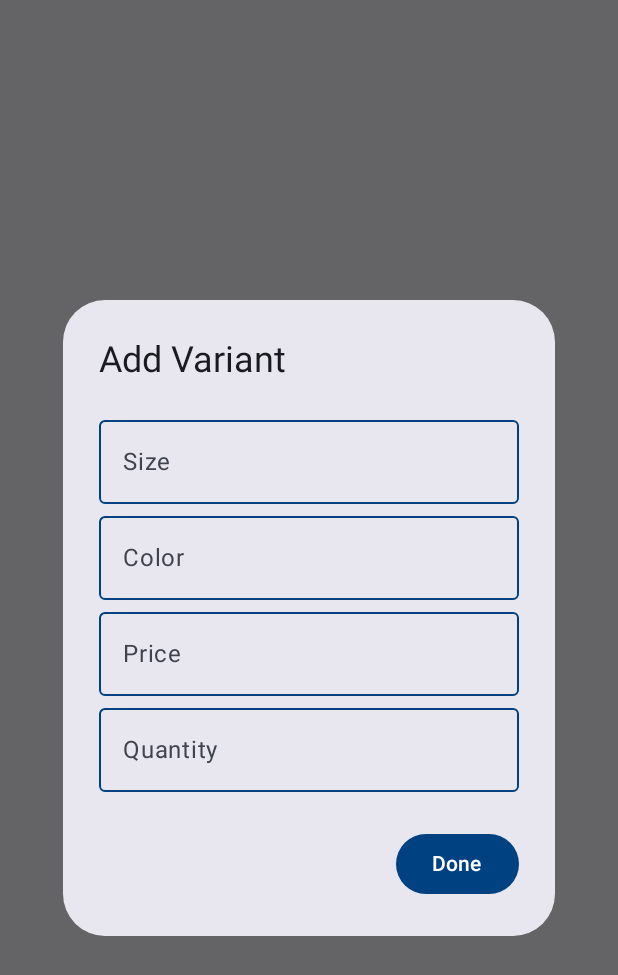
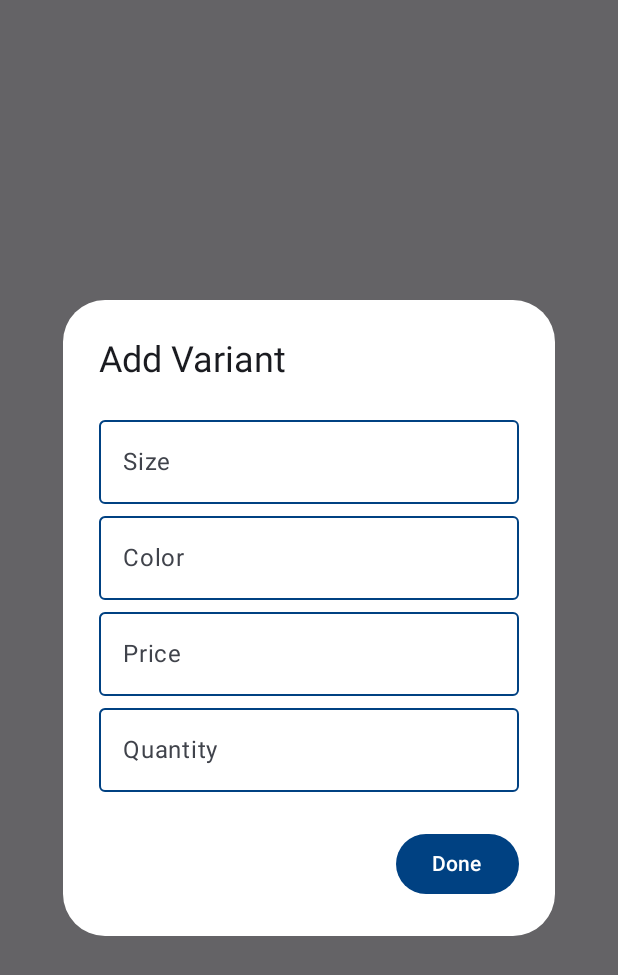
Before and after one commit to AAtia10/BuyNest-Admin, an Android app built with Jetpack Compose: the composable AddVariantDialog shown on its own in the app's theme, on a phone screen of 412 x 824 dp. Shown: the top 975 px of the screen. Run offline under Robolectric (Android 15) with nearby library versions, the light colour scheme and no system bars; our stand-ins replace accompanist; libraries missing offline, so code that uses them is left out: me.saket.telephoto; pictures from the network do not load; 1 statement that could not run was skipped.

Commit message:
modify ui

```diff
--- a/app/src/main/java/com/example/buynest_admin/views/ProductInfo/ProductInfoScreen.kt
+++ b/app/src/main/java/com/example/buynest_admin/views/ProductInfo/ProductInfoScreen.kt
@@ -19,6 +19,7 @@ import androidx.compose.ui.Alignment
 import androidx.compose.ui.Modifier
 import androidx.compose.ui.draw.clip
 import androidx.compose.ui.graphics.Color
+import androidx.compose.ui.graphics.Color.Companion.White
 import androidx.compose.ui.unit.dp
 import androidx.compose.ui.unit.sp
 import androidx.navigation.NavHostController
@@ -526,6 +527,7 @@ fun AddVariantDialog(
 
     AlertDialog(
         onDismissRequest = onDismiss,
+        containerColor = White,
         confirmButton = {
             Button(onClick = {
                 onSubmit(
```
